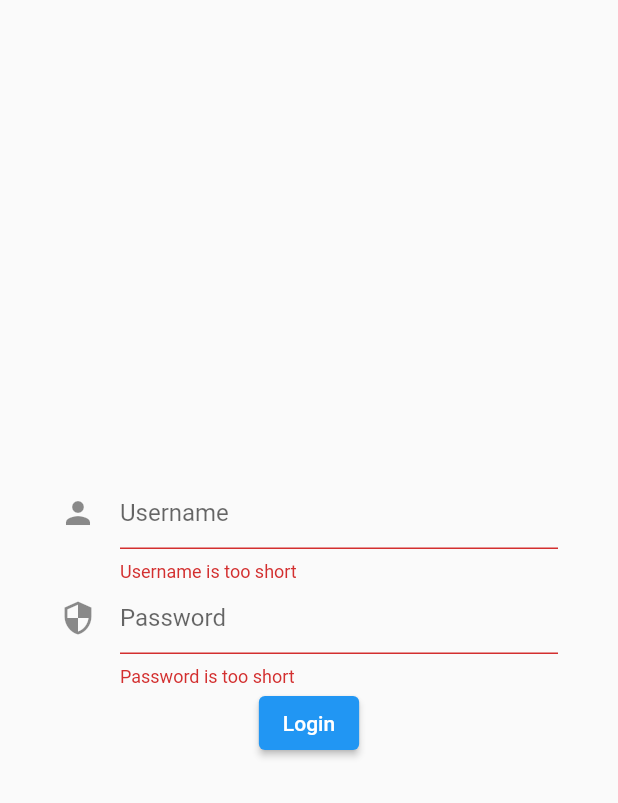
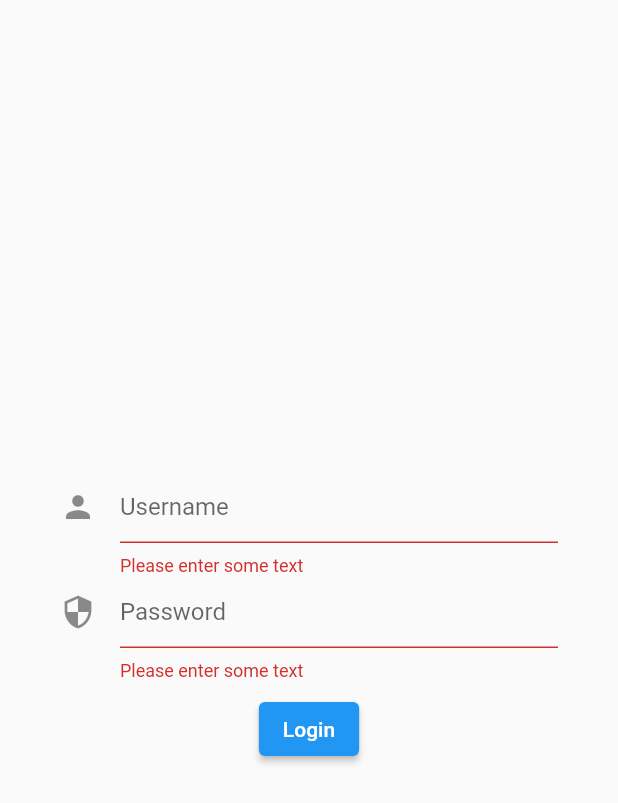
Before and after one commit to raLaaaa/gorala-client, a Flutter app: the LoginView screen opened directly, after a tap on "Login", on a phone screen of 412 x 824 dp. Shown: the top 803 px of the screen. Run offline on Flutter 3.47's test engine with Material 2 defaults, Android fonts, the light colour scheme and no system bars; our stand-ins replace equatable, flutter_bloc, flutter_dotenv, websafe_svg.

Commit message:
login now works but is not safed yet

```diff
--- /dev/null
+++ b/lib/bloc/cubits/auth_state.dart
@@ -0,0 +1,43 @@
+part of 'auth_cubit.dart';
+
+abstract class AuthState {
+  const AuthState();
+}
+
+class Foreign extends AuthState {
+  const Foreign();
+}
+
+class AuthLoading extends AuthState {
+  const AuthLoading();
+}
+
+class Authenticated extends AuthState {
+  final User Auth;
+  const Authenticated(this.Auth);
+
+  @override
+  bool operator ==(Object o) {
+    if (identical(this, o)) return true;
+
+    return o is Authenticated && o.Auth == Auth;
+  }
+
+  @override
+  int get hashCode => Auth.hashCode;
+}
+
+class AuthError extends AuthState {
+  final String message;
+  const AuthError(this.message);
+
+  @override
+  bool operator ==(Object o) {
+    if (identical(this, o)) return true;
+
+    return o is AuthError && o.message == message;
+  }
+
+  @override
+  int get hashCode => message.hashCode;
+}
--- a/lib/bloc/entities/authentication_bloc.dart
+++ /dev/null
@@ -1,36 +0,0 @@
-import 'package:flutter_bloc/flutter_bloc.dart';
-import 'package:gorala/bloc/repositories/authentication_repository.dart';
-
-import 'authentication_event.dart';
-import 'authentication_state.dart';
-import 'form_submission_status.dart';
-
-
-class AuthenticationBloc extends Bloc<LoginEvent, LoginState> {
-  final AuthenticationRepository authRepo;
-
-  AuthenticationBloc({this.authRepo}) : super(LoginState());
-
-  @override
-  Stream<LoginState> mapEventToState(LoginEvent event) async* {
-    // Username updated
-    if (event is LoginUsernameChanged) {
-      yield state.copyWith(username: event.username);
-
-      // Password updated
-    } else if (event is LoginPasswordChanged) {
-      yield state.copyWith(password: event.password);
-
-      // Form submitted
-    } else if (event is LoginSubmitted) {
-      yield state.copyWith(formStatus: FormSubmitting());
-
-      try {
-        await authRepo.login();
-        yield state.copyWith(formStatus: SubmissionSuccess());
-      } catch (e) {
-        yield state.copyWith(formStatus: SubmissionFailed(e));
-      }
-    }
-  }
-}
--- a/lib/bloc/entities/authentication_event.dart
+++ /dev/null
@@ -1,15 +0,0 @@
-abstract class LoginEvent {}
-
-class LoginUsernameChanged extends LoginEvent {
-  final String username;
-
-  LoginUsernameChanged({this.username});
-}
-
-class LoginPasswordChanged extends LoginEvent {
-  final String password;
-
-  LoginPasswordChanged({this.password});
-}
-
-class LoginSubmitted extends LoginEvent {}
--- a/lib/bloc/entities/authentication_state.dart
+++ /dev/null
@@ -1,30 +0,0 @@
-
-import 'form_submission_status.dart';
-
-class LoginState {
-  final String username;
-  bool get isValidUsername => username.length > 3;
-
-  final String password;
-  bool get isValidPassword => password.length > 6;
-
-  final FormSubmissionStatus formStatus;
-
-  LoginState({
-    this.username = '',
-    this.password = '',
-    this.formStatus = const InitialFormStatus(),
-  });
-
-  LoginState copyWith({
-    String username,
-    String password,
-    FormSubmissionStatus formStatus,
-  }) {
-    return LoginState(
-      username: username ?? this.username,
-      password: password ?? this.password,
-      formStatus: formStatus ?? this.formStatus,
-    );
-  }
-}
--- a/lib/bloc/entities/form_submission_status.dart
+++ /dev/null
@@ -1,17 +0,0 @@
-abstract class FormSubmissionStatus {
-  const FormSubmissionStatus();
-}
-
-class InitialFormStatus extends FormSubmissionStatus {
-  const InitialFormStatus();
-}
-
-class FormSubmitting extends FormSubmissionStatus {}
-
-class SubmissionSuccess extends FormSubmissionStatus {}
-
-class SubmissionFailed extends FormSubmissionStatus {
-  final Exception exception;
-
-  SubmissionFailed(this.exception);
-}
--- a/lib/models/user.dart
+++ b/lib/models/user.dart
@@ -1,12 +1,13 @@
 import 'package:equatable/equatable.dart';
 
 class User extends Equatable {
-  const User(this.id);
+  const User(this.id, this.email, this.authToken);
 
   final String id;
+  final String email;
+  final String authToken;
 
   @override
-  List<Object> get props => [id];
+  List<Object> get props => [id, email, authToken];
 
-  static const empty = User('-');
 }
--- a/lib/screens/login/login_view.dart
+++ b/lib/screens/login/login_view.dart
@@ -1,100 +1,91 @@
 import 'package:flutter/material.dart';
 import 'package:flutter_bloc/flutter_bloc.dart';
-import 'package:gorala/bloc/entities/authentication_bloc.dart';
-import 'package:gorala/bloc/entities/authentication_event.dart';
-import 'package:gorala/bloc/entities/authentication_state.dart';
-import 'package:gorala/bloc/entities/form_submission_status.dart';
-import 'package:gorala/bloc/repositories/authentication_repository.dart';
+import 'package:gorala/bloc/cubits/auth_cubit.dart';
 
 class LoginView extends StatelessWidget {
   final _formKey = GlobalKey<FormState>();
+  final String _errorMessage;
+  String _username = '';
+  String _password = '';
+
+  LoginView([this._errorMessage]);
 
   @override
   Widget build(BuildContext context) {
     return Scaffold(
-      body: BlocProvider(
-        create: (context) => AuthenticationBloc(
-          authRepo: context.read<AuthenticationRepository>(),
-        ),
-        child: _loginForm(),
-      ),
+      body: _loginForm(context),
     );
   }
 
-  Widget _loginForm() {
-    return BlocListener<AuthenticationBloc, LoginState>(
-        listener: (context, state) {
-          final formStatus = state.formStatus;
-          if (formStatus is SubmissionFailed) {
-            _showSnackBar(context, formStatus.exception.toString());
-          }
-        },
-        child: Form(
+  Widget _loginForm(BuildContext context)  {
+    return Form(
       key: _formKey,
       child: Padding(
         padding: EdgeInsets.symmetric(horizontal: 40),
         child: Column(
           mainAxisAlignment: MainAxisAlignment.center,
           children: [
-                _usernameField(),
-                _passwordField(),
-                _loginButton(),
+            _usernameField(context),
+            _passwordField(context),
+            _loginButton(context),
           ],
         ),
       ),
-        ));
+    );
   }
 
-  Widget _usernameField() {
-    return BlocBuilder<AuthenticationBloc, LoginState>(builder: (context, state) {
+  Widget _usernameField(BuildContext context)  {
     return TextFormField(
+      validator: (value) {
+        if (value == null || value.isEmpty) {
+          return 'Please enter some text';
+        }
+        _username = value;
+        return null;
+      },
       decoration: InputDecoration(
         icon: Icon(Icons.person),
         hintText: 'Username',
       ),
-        validator: (value) =>
-        state.isValidUsername ? null : 'Username is too short',
-        onChanged: (value) => context.read<AuthenticationBloc>().add(
-          LoginUsernameChanged(username: value),
-        ),
     );
-    });
   }
 
-  Widget _passwordField() {
-    return BlocBuilder<AuthenticationBloc, LoginState>(builder: (context, state) {
+  Widget _passwordField(BuildContext context)  {
     return TextFormField(
+      validator: (value) {
+        if (value == null || value.isEmpty) {
+          return 'Please enter some text';
+        }
+        _password = value;
+        return null;
+      },
       obscureText: true,
       decoration: InputDecoration(
         icon: Icon(Icons.security),
         hintText: 'Password',
       ),
-        validator: (value) =>
-        state.isValidPassword ? null : 'Password is too short',
-        onChanged: (value) => context.read<AuthenticationBloc>().add(
-          LoginPasswordChanged(password: value),
+    );
+  }
+
+  Widget _loginButton(BuildContext context)  {
+    return Padding(
+      padding: const EdgeInsets.only(top: 8),
+      child: Column(
+        children: [
+          _errorMessage != null ? Text(_errorMessage, style: TextStyle(color: Colors.red),) : SizedBox(),
+          ElevatedButton(
+            onPressed:() {submitLogin(context);},
+            child: Text('Login'),
+          ),
+        ],
       ),
     );
-    });
   }
 
-  Widget _loginButton() {
-    return BlocBuilder<AuthenticationBloc, LoginState>(builder: (context, state) {
-      return state.formStatus is FormSubmitting
-          ? CircularProgressIndicator()
-          : ElevatedButton(
-        onPressed: () {
+  void submitLogin(BuildContext context) {
     if (_formKey.currentState.validate()) {
-            context.read<AuthenticationBloc>().add(LoginSubmitted());
-          }
-        },
-        child: Text('Login'),
-      );
-    });
-  }
-
-  void _showSnackBar(BuildContext context, String message) {
-    final snackBar = SnackBar(content: Text(message));
-    ScaffoldMessenger.of(context).showSnackBar(snackBar);
+      final authCubit = BlocProvider.of<AuthCubit>(context);
+      authCubit.performAuth(_username, _password);
     }
   }
+}
```
Also changed, not shown: lib/bloc/cubits/auth_cubit.dart (added, +27 -0 lines), lib/bloc/repositories/authentication_repository.dart (+23 -6 lines), lib/bloc/repositories/user_repository.dart (deleted, +0 -16 lines), lib/main.dart (+23 -2 lines), lib/models/Email.dart (+64 -1 lines), lib/models/task.dart (added, +12 -0 lines), lib/screens/loading/loading_screen.dart (added, +12 -0 lines), lib/services/api/api_client.dart (+10 -37 lines), 2 other files. Lines whose indentation alone changed are shown as unchanged.
